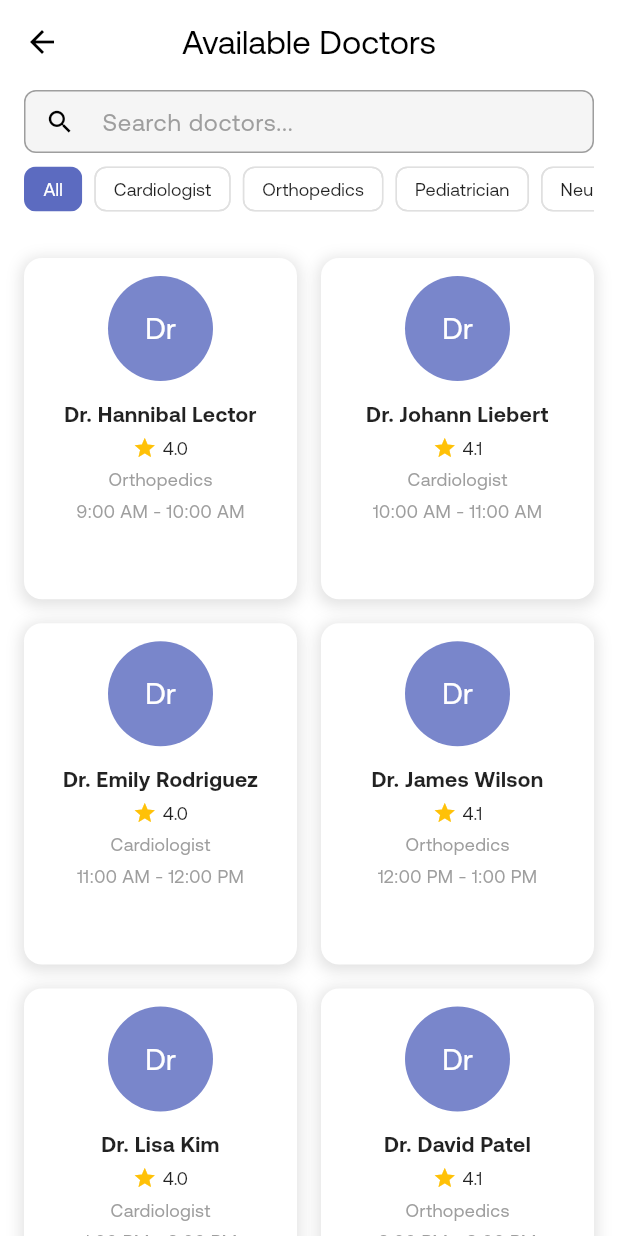
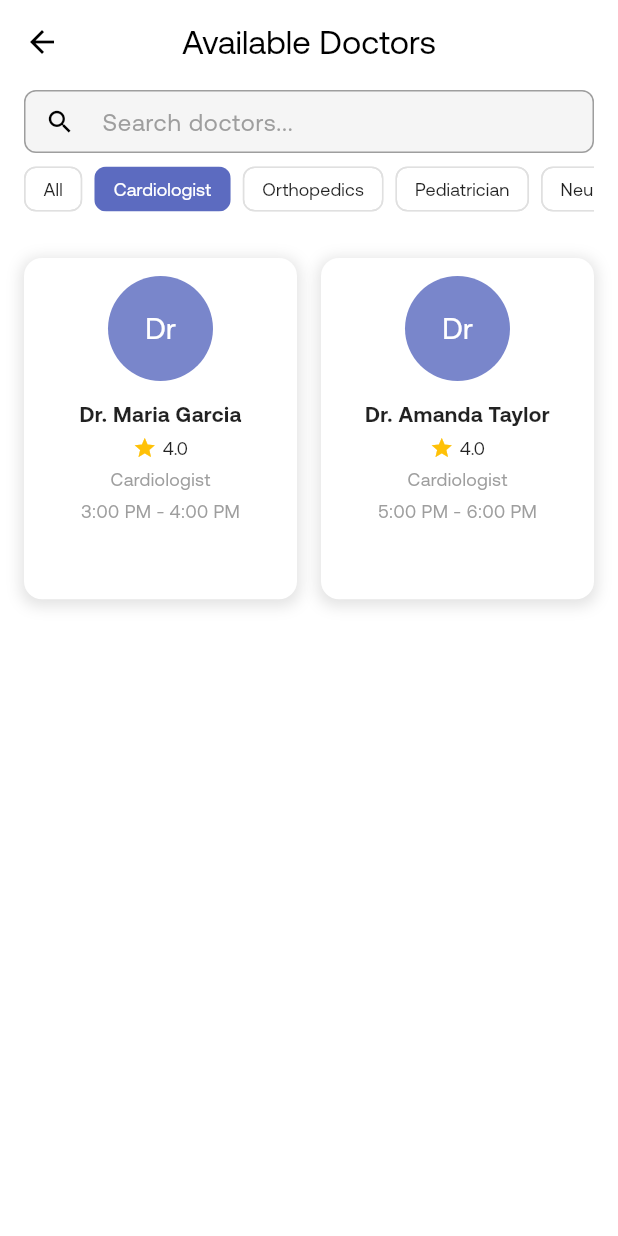
Before and after one commit to Arrizky0911/Telehealth, a Flutter app: the DoctorListScreen screen opened directly, after a tap on "Cardiologist", on a phone screen of 412 x 824 dp. Run offline on Flutter 3.47's test engine with Material 3 defaults, Android fonts, the phone set to English and light mode, and no system bars; our stand-ins replace cloud_firestore, firebase_auth, firebase_core, firebase_storage, google_sign_in, signature; accounts and stored records are empty.

Commit message:
filter chip functionallity

```diff
--- a/lib/src/features/main/doctor/doctor_list_screen.dart
+++ b/lib/src/features/main/doctor/doctor_list_screen.dart
@@ -10,33 +10,33 @@ class DoctorListScreen extends StatefulWidget {
 class _DoctorListScreenState extends State<DoctorListScreen> {
   final List<Map<String, String>> doctors = [
     {
-      'name': 'Dr. Hannibal Lector',
+      'name': 'Dr. Hannibal Lectore',
       'rating': '4.0',
-      'specialty': 'Orthopedics',
+      'specialty': 'Neurologist',
       'time': '9:00 AM - 10:00 AM'
     },
     {
       'name': 'Dr. Johann Liebert',
       'rating': '4.1',
-      'specialty': 'Cardiologist',
+      'specialty': 'Pediatrician',
       'time': '10:00 AM - 11:00 AM'
     },
     {
       'name': 'Dr. Emily Rodriguez',
       'rating': '4.0',
-      'specialty': 'Cardiologist',
+      'specialty': 'Pediatrician',
       'time': '11:00 AM - 12:00 PM'
     },
     {
       'name': 'Dr. James Wilson',
       'rating': '4.1',
-      'specialty': 'Orthopedics',
+      'specialty': 'Neurologist',
       'time': '12:00 PM - 1:00 PM'
     },
     {
       'name': 'Dr. Lisa Kim',
       'rating': '4.0',
-      'specialty': 'Cardiologist',
+      'specialty': 'Pediatrician',
       'time': '1:00 PM - 2:00 PM'
     },
     {
@@ -73,6 +73,7 @@ class _DoctorListScreenState extends State<DoctorListScreen> {
 
   List<Map<String, String>> filteredDoctors = [];
   final TextEditingController _searchController = TextEditingController();
+  String selectedSpecialty = 'All';
 
   @override
   void initState() {
@@ -87,7 +88,10 @@ class _DoctorListScreenState extends State<DoctorListScreen> {
       filteredDoctors = doctors.where((doctor) {
         final name = doctor['name']!.toLowerCase();
         final specialty = doctor['specialty']!.toLowerCase();
-        return name.contains(query) || specialty.contains(query);
+        final matchesSearch = name.contains(query) || specialty.contains(query);
+        final matchesFilter = selectedSpecialty == 'All' ||
+                            doctor['specialty'] == selectedSpecialty;
+        return matchesSearch && matchesFilter;
       }).toList();
     });
   }
@@ -125,7 +129,7 @@ class _DoctorListScreenState extends State<DoctorListScreen> {
                         const EdgeInsets.symmetric(horizontal: 16, vertical: 4),
                     child: Column(
                       mainAxisSize: MainAxisSize
-                          .min, // Ensures content doesn't exceed height
+                          .min,
                       children: [
                         Flexible(
                             child:
@@ -195,14 +199,13 @@ class _DoctorListScreenState extends State<DoctorListScreen> {
     return SizedBox(
       height: 32,
       child: ListView(
-        // Change SingleChildScrollView with ListView
         scrollDirection: Axis.horizontal,
         children: [
-          _buildChip('All', true),
-          _buildChip('Cardiologist', false),
-          _buildChip('Orthopedics', false),
-          _buildChip('Pediatrician', false),
-          _buildChip('Neurologist', false),
+          _buildChip('All', selectedSpecialty == 'All'),
+          _buildChip('Cardiologist', selectedSpecialty == 'Cardiologist'),
+          _buildChip('Orthopedics', selectedSpecialty == 'Orthopedics'),
+          _buildChip('Pediatrician', selectedSpecialty == 'Pediatrician'),
+          _buildChip('Neurologist', selectedSpecialty == 'Neurologist'),
         ],
       ),
     );
@@ -221,7 +224,12 @@ class _DoctorListScreenState extends State<DoctorListScreen> {
             color: isSelected ? Colors.white : Colors.black87,
           ),
         ),
-        onSelected: (bool value) {},
+        onSelected: (bool value) {
+          setState(() {
+            selectedSpecialty = label;
+            _onSearchChanged(); // Trigger filter
+          });
+        },
         selectedColor: const Color(0xFF5C6BC0),
         backgroundColor: Colors.white,
         shape: RoundedRectangleBorder(
```
